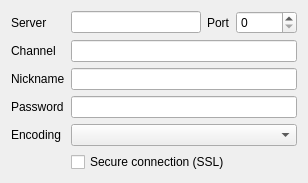
Qt form src/plugins/azoth/plugins/acetamide/ircjoingroupchat.ui (0xd34df00d/leechcraft) before a commit.
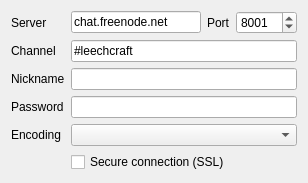
The same form after that commit.

```diff
--- a/src/plugins/azoth/plugins/acetamide/ircjoingroupchat.ui
+++ b/src/plugins/azoth/plugins/acetamide/ircjoingroupchat.ui
@@ -22,7 +22,11 @@
     </widget>
    </item>
    <item row="0" column="1">
-    <widget class="QLineEdit" name="Server_"/>
+    <widget class="QLineEdit" name="Server_">
+     <property name="text">
+      <string>chat.freenode.net</string>
+     </property>
+    </widget>
    </item>
    <item row="1" column="0">
     <widget class="QLabel" name="label_2">
@@ -32,7 +36,11 @@
     </widget>
    </item>
    <item row="1" column="1" colspan="3">
-    <widget class="QLineEdit" name="Channel_"/>
+    <widget class="QLineEdit" name="Channel_">
+     <property name="text">
+      <string>#leechcraft</string>
+     </property>
+    </widget>
    </item>
    <item row="2" column="0">
     <widget class="QLabel" name="label_3">
@@ -60,6 +68,9 @@
      <property name="maximum">
       <number>65535</number>
      </property>
+     <property name="value">
+      <number>8001</number>
+     </property>
     </widget>
    </item>
    <item row="0" column="2">
```
Left out of the diff: 9 changed lines with no effect on the pictures.
